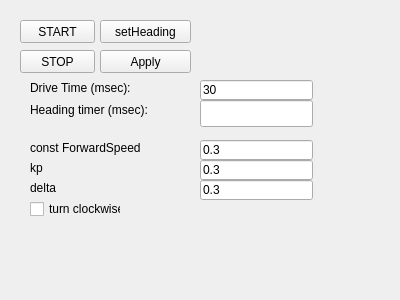
The window that Hanse/Behaviour_XsensFollowing/xsensfollowingform.ui (iti-luebeck/HANSE2011) describes before a commit, drawn with Qt 5.
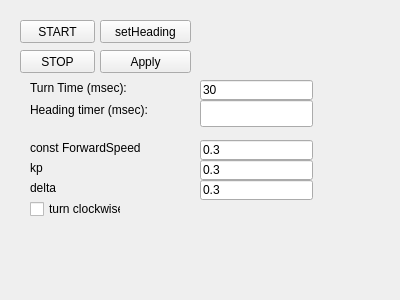
The same window after the commit.

What changed in the file:
```diff
--- a/Hanse/Behaviour_XsensFollowing/xsensfollowingform.ui
+++ b/Hanse/Behaviour_XsensFollowing/xsensfollowingform.ui
@@ -166,7 +166,7 @@
     </rect>
    </property>
    <property name="text">
-    <string>Drive Time (msec):</string>
+    <string>Turn Time (msec):</string>
    </property>
   </widget>
   <widget class="QLabel" name="ffSpeedLabel">
```
